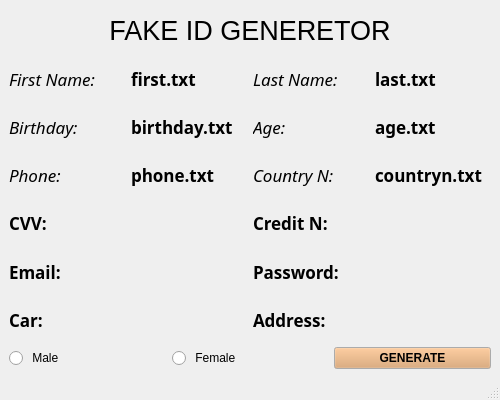
Old version of the form mainwindow.ui in the repository Zeverotti/FIDG.
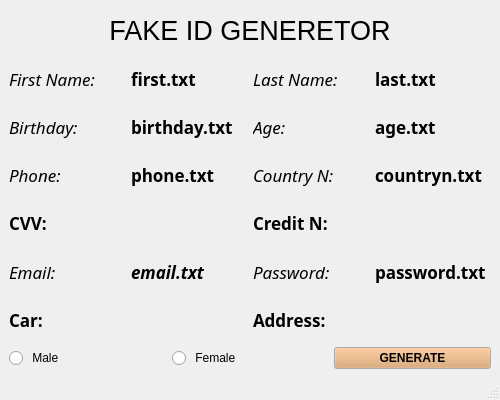
New version of the form.

Commit message: Email generation

Diff of the .ui file:
```diff
--- a/mainwindow.ui
+++ b/mainwindow.ui
@@ -321,8 +321,9 @@
          <font>
           <family>Manjari</family>
           <pointsize>13</pointsize>
-          <weight>75</weight>
-          <bold>true</bold>
+          <weight>50</weight>
+          <italic>true</italic>
+          <bold>false</bold>
          </font>
         </property>
         <property name="text">
@@ -330,14 +331,31 @@
         </property>
        </widget>
       </item>
+      <item>
+       <widget class="QLabel" name="label_20">
+        <property name="font">
+         <font>
+          <family>Manjari</family>
+          <pointsize>13</pointsize>
+          <weight>75</weight>
+          <italic>true</italic>
+          <bold>true</bold>
+         </font>
+        </property>
+        <property name="text">
+         <string>email.txt</string>
+        </property>
+       </widget>
+      </item>
       <item>
        <widget class="QLabel" name="label_11">
         <property name="font">
          <font>
           <family>Manjari</family>
           <pointsize>13</pointsize>
-          <weight>75</weight>
-          <bold>true</bold>
+          <weight>50</weight>
+          <italic>true</italic>
+          <bold>false</bold>
          </font>
         </property>
         <property name="text">
@@ -345,6 +363,21 @@
         </property>
        </widget>
       </item>
+      <item>
+       <widget class="QLabel" name="label_21">
+        <property name="font">
+         <font>
+          <family>Manjari</family>
+          <pointsize>13</pointsize>
+          <weight>75</weight>
+          <bold>true</bold>
+         </font>
+        </property>
+        <property name="text">
+         <string>password.txt</string>
+        </property>
+       </widget>
+      </item>
      </layout>
     </item>
     <item>
```
The commit also changes 10 other files.
